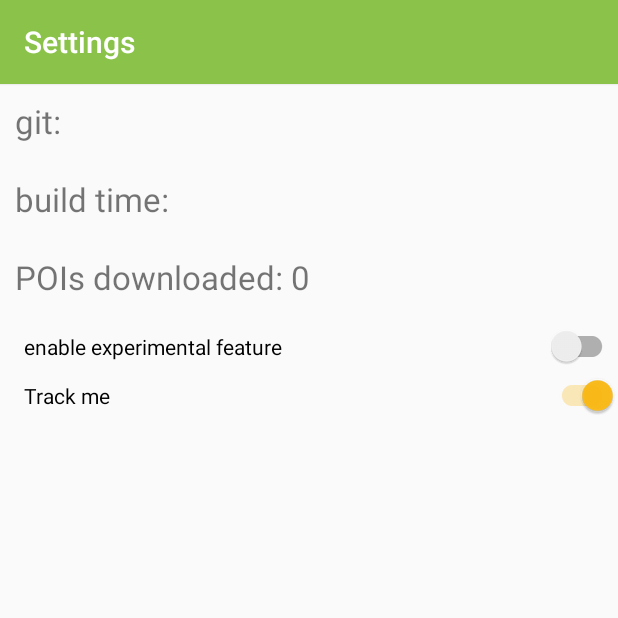
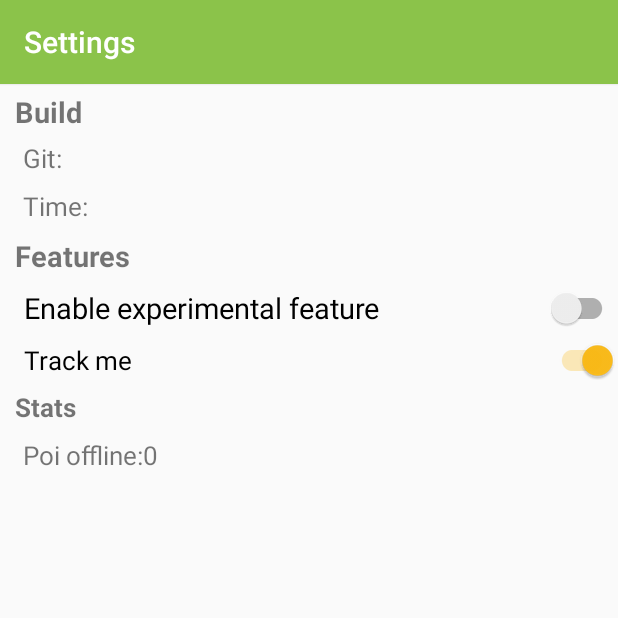
Before and after one commit to NBakaev/cityguide, an Android app: the fragment SettingsFragment shown on its own in the app's theme, on a phone screen of 412 x 824 dp, the top half of it. Run offline under Robolectric (Android 15) with nearby library versions, the phone set to English and light mode, and no system bars; our stand-ins replace Dagger/Hilt's generated code, Timber; libraries missing offline, so code that uses them is left out: com.crashlytics.android, com.logentries.logger, hu.supercluster.paperwork, io.fabric.sdk, org.greenrobot.greendao; 9 statements that could not run were skipped.

Commit message:
UI improvements in settings screen

```diff
--- a/app/src/main/java/com/nbakaev/cityguide/settings/SettingsFragment.java
+++ b/app/src/main/java/com/nbakaev/cityguide/settings/SettingsFragment.java
@@ -63,9 +63,9 @@ public class SettingsFragment extends BaseFragment {
         TextView buildTimeView = (TextView) view.findViewById(R.id.aboutBuilderTime);
         TextView dbPoisElementsCount = (TextView) view.findViewById(R.id.dbPoisElementsCount);
 
-        buildGitView.setText("git: " + gitSha);
-        buildTimeView.setText("build time: " + buildTime);
-        dbPoisElementsCount.setText("POIs downloaded: " + Long.toString(dbService.getPoisInDB()));
+        buildGitView.setText("Git: " + gitSha);
+        buildTimeView.setText(getString(R.string.settings_fragment_time) + buildTime);
+        dbPoisElementsCount.setText(getString(R.string.settings_fragment_poi_offline) + Long.toString(dbService.getPoisInDB()));
 
 
         SwitchCompat offlineModeSwitch = (SwitchCompat) view.findViewById(R.id.enableExperimentalFeature);
--- a/app/src/main/res/layout/fragment_settings.xml
+++ b/app/src/main/res/layout/fragment_settings.xml
@@ -1,49 +1,91 @@
 <!-- Full Height Navigation Drawer -->
 
 <LinearLayout xmlns:android="http://schemas.android.com/apk/res/android"
-    android:layout_width="match_parent"
-    android:layout_height="match_parent"
-    android:orientation="vertical">
+              android:layout_width="match_parent"
+              android:layout_height="match_parent"
+              android:orientation="vertical">
 
     <include
         android:id="@+id/toolbar"
         layout="@layout/toolbar"/>
 
     <TextView
+        android:id="@+id/settingsFragmentBuildHeader"
+        android:layout_width="wrap_content"
+        android:layout_height="32sp"
+        android:paddingLeft="10dp"
+        android:paddingTop="5dp"
+        android:text="@string/settings_fragment_build_header"
+        android:textSize="19sp"
+        android:textStyle="bold"
+        />
+
+    <TextView
         android:id="@+id/aboutBuilderGit"
         android:layout_width="wrap_content"
-        android:layout_height="52sp"
-        android:padding="10dp"
-        android:textSize="22sp" />
+        android:layout_height="32sp"
+        android:paddingLeft="15dp"
+        android:paddingTop="5dp"
+        android:textSize="17sp"
+        />
 
     <TextView
         android:id="@+id/aboutBuilderTime"
         android:layout_width="wrap_content"
-        android:layout_height="52sp"
-        android:padding="10dp"
-        android:textSize="22sp" />
+        android:layout_height="32sp"
+        android:paddingLeft="15dp"
+        android:paddingTop="5dp"
+        android:textSize="17sp"
+        />
 
     <TextView
-        android:id="@+id/dbPoisElementsCount"
+        android:id="@+id/settingsFragmentFeatureHeader"
         android:layout_width="wrap_content"
-        android:layout_height="52sp"
-        android:padding="10dp"
-        android:textSize="22sp" />
+        android:layout_height="32sp"
+        android:paddingLeft="10dp"
+        android:paddingTop="5dp"
+        android:text="@string/settings_fragment_features_header"
+        android:textSize="19sp"
+        android:textStyle="bold"
+        />
 
     <android.support.v7.widget.SwitchCompat
         android:id="@+id/enableExperimentalFeature"
         android:layout_width="match_parent"
-        android:layout_height="wrap_content"
+        android:layout_height="32sp"
         android:layout_marginLeft="16dp"
         android:layout_marginTop="5dp"
-        android:text="@string/enable_experimental_feature" />
+        android:textSize="19sp"
+        android:text="@string/enable_experimental_feature"/>
 
     <android.support.v7.widget.SwitchCompat
         android:id="@+id/trackMeSwitch"
         android:layout_width="match_parent"
         android:layout_height="wrap_content"
-        android:text="@string/track_me"
         android:layout_marginLeft="16dp"
-        android:layout_marginTop="5dp"/>
+        android:layout_marginTop="5dp"
+        android:textSize="17sp"
+        android:contentDescription='"sdfa"'
+        android:text="@string/track_me"/>
+
+    <TextView
+        android:id="@+id/settingsFragmentStatsHeader"
+        android:layout_width="wrap_content"
+        android:layout_height="32sp"
+        android:paddingLeft="10dp"
+        android:paddingTop="5dp"
+        android:text="@string/settings_fragment_stats_header"
+        android:textSize="17sp"
+        android:textStyle="bold"
+        />
+
+    <TextView
+        android:id="@+id/dbPoisElementsCount"
+        android:layout_width="wrap_content"
+        android:layout_height="32sp"
+        android:paddingLeft="15dp"
+        android:paddingTop="5dp"
+        android:textSize="17sp"
+        />
 
 </LinearLayout>
--- a/app/src/main/res/values/strings.xml
+++ b/app/src/main/res/values/strings.xml
@@ -37,6 +37,12 @@
     <string name="delete_image">deleteImage</string>
     <string name="thumbnail">thumbnail</string>
 
+    <string name="settings_fragment_build_header">Build</string>
+    <string name="settings_fragment_features_header">Features</string>
+    <string name="settings_fragment_stats_header">Stats</string>
+    <string name="settings_fragment_time">Time: </string>
+    <string name="settings_fragment_poi_offline">Poi offline: </string>
+
     <string name="drawer_open">Open</string>
     <string name="drawer_close">Close</string>
 
@@ -59,7 +65,7 @@
 
     <string name="track_me">Track me</string>
     <string name="downloaded_only">Downloaded only</string>
-    <string name="enable_experimental_feature">enable experimental feature</string>
+    <string name="enable_experimental_feature">Enable experimental feature</string>
 
     <string name="on_map">On map</string>
     <string name="wrong_qrcode">This URL is uncorrect.\nPlease retry.</string>
```
